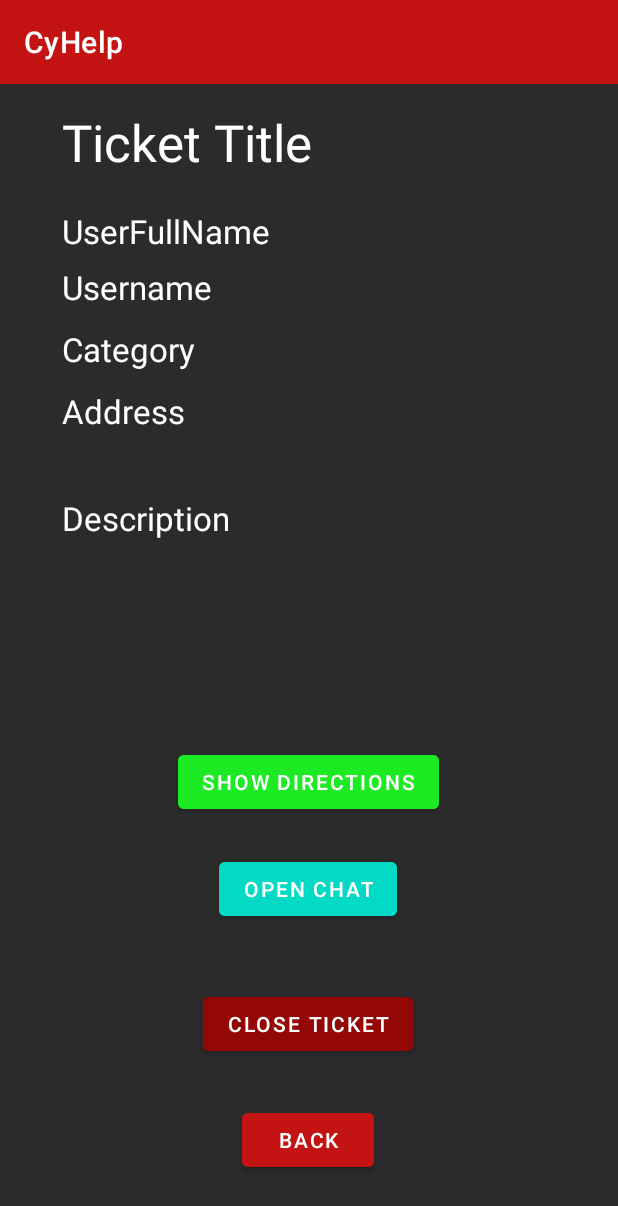
After one commit to RitzBitz2323/COMS309Proj, an Android app: the ViewTechHomeTicket screen opened directly, with no data from a screen before it, on a phone screen of 412 x 824 dp. The commit adds this screen. Shown: the top 1206 px of the screen. Run offline under Robolectric (Android 15) with nearby library versions, the phone set to English and light mode, and no system bars; our stand-ins replace Volley; network calls fail.

Commit message:
Created ViewTechHomeTicket

```diff
--- a/Frontend/app/src/main/AndroidManifest.xml
+++ b/Frontend/app/src/main/AndroidManifest.xml
@@ -22,6 +22,9 @@
         android:supportsRtl="true"
         android:theme="@style/Theme.CyHelp"
         android:usesCleartextTraffic="true">
+        <activity
+            android:name=".ViewTechHomeTicket"
+            android:exported="false" />
         <activity
             android:name=".TechHomeActivity"
             android:exported="false" />
--- /dev/null
+++ b/Frontend/app/src/main/java/com/example/cyhelp/ViewTechHomeTicket.java
@@ -0,0 +1,159 @@
+package com.example.cyhelp;
+
+import androidx.appcompat.app.AppCompatActivity;
+
+import android.content.Intent;
+import android.net.Uri;
+import android.os.Bundle;
+import android.view.View;
+import android.widget.Button;
+import android.widget.TextView;
+import android.widget.Toast;
+
+import com.android.volley.AuthFailureError;
+import com.android.volley.NetworkError;
+import com.android.volley.NoConnectionError;
+import com.android.volley.ParseError;
+import com.android.volley.Request;
+import com.android.volley.RequestQueue;
+import com.android.volley.Response;
+import com.android.volley.ServerError;
+import com.android.volley.TimeoutError;
+import com.android.volley.VolleyError;
+import com.android.volley.toolbox.JsonArrayRequest;
+import com.android.volley.toolbox.Volley;
+
+import org.json.JSONArray;
+import org.json.JSONException;
+import org.json.JSONObject;
+
+public class ViewTechHomeTicket extends AppCompatActivity {
+
+    protected int UserId;
+    protected int TicketPosition;
+    protected String Title;
+    protected String Description;
+    protected String Category;
+    protected String Address;
+    protected String Username;
+    protected String UserFirstName;
+    protected String UserLastName;
+    protected String UserFullName;
+    protected TextView TitleText;
+    protected TextView UserFullNameText;
+    protected TextView UsernameText;
+    protected TextView CategoryText;
+    protected TextView AddressText;
+    protected TextView DescriptionText;
+    protected double latitude;
+    protected double longitude;
+
+    @Override
+    protected void onCreate(Bundle savedInstanceState) {
+        super.onCreate(savedInstanceState);
+        setContentView(R.layout.activity_view_tech_home_ticket);
+
+        Intent intent = getIntent();
+        TicketPosition = intent.getIntExtra("ticketPosition", 1);
+        UserId = intent.getIntExtra("userId", 2);
+
+        TitleText = (TextView) findViewById(R.id.TicketTitle_ViewUserTicketActivity);
+        UserFullNameText = (TextView) findViewById(R.id.UserFullName_ViewUserTicketActivity);
+        UsernameText = (TextView) findViewById(R.id.username_ViewUserTicketActivity);
+        CategoryText = (TextView) findViewById(R.id.Category_ViewUserTicketActivity);
+        AddressText = (TextView) findViewById(R.id.address_ViewUserTicketActivity);
+        DescriptionText = (TextView) findViewById(R.id.description_ViewUserTicketActivity);
+
+
+        String url = "http://coms-309-051.cs.iastate.edu:8080/actors/";
+
+        String postURL = url + UserId + "/tickets";
+
+        RequestQueue requestQueue = Volley.newRequestQueue(this);
+        JsonArrayRequest jsonArrayRequest = new JsonArrayRequest(Request.Method.GET, postURL, null, new Response.Listener<JSONArray>() {
+            @Override
+            public void onResponse(JSONArray response) {
+                System.out.println("In JSON Request");
+                try {
+                    System.out.println("Received Server Response");
+                    System.out.println(response);
+                    JSONObject jsonObject = response.getJSONObject(TicketPosition);
+                    System.out.println(jsonObject.toString());
+
+                    latitude = jsonObject.getDouble("latitude");
+                    longitude = jsonObject.getDouble("longitude");
+
+                    Title = jsonObject.getString("title");
+                    Description = jsonObject.getString("description");
+                    Address = jsonObject.getString("address");
+                    Category = jsonObject.getJSONObject("category").getString("title");
+                    Username = jsonObject.getJSONObject("customer").getString("username");
+                    UserFirstName = jsonObject.getJSONObject("customer").getString("firstName");
+                    UserLastName = jsonObject.getJSONObject("customer").getString("lastName");
+                    UserFullName = UserFirstName + " " + UserLastName;
+
+                    TitleText.setText(Title);
+                    UserFullNameText.setText(UserFullName);
+                    UsernameText.setText(Username);
+                    CategoryText.setText(Category);
+                    AddressText.setText(Address);
+                    DescriptionText.setText(Description);
+
+                } catch (JSONException e) {
+                    e.printStackTrace();
+                }
+            }
+        }, new Response.ErrorListener() {
+            public void onErrorResponse(VolleyError error) {
+                String ErrorMessage = "";
+                if (error instanceof NetworkError) {
+                    ErrorMessage = "Cannot connect to Internet. Check your connection!";
+                } else if (error instanceof ServerError) {
+                    ErrorMessage = "Server not found. Please try again later.";
+                } else if (error instanceof AuthFailureError) {
+                    ErrorMessage = "Cannot connect to Internet. Check your connection!";
+                } else if (error instanceof ParseError) {
+                    ErrorMessage = "Parse Error! Please try again later.";
+                } else if (error instanceof NoConnectionError) {
+                    ErrorMessage = "Cannot connect to Internet. Check your connection!";
+                } else if (error instanceof TimeoutError) {
+                    ErrorMessage = "Connection TimeOut. Check your connection!";
+                }
+                Toast.makeText(getApplicationContext(),ErrorMessage, Toast.LENGTH_SHORT).show();
+            }
+        });
+
+        requestQueue.add(jsonArrayRequest);
+
+        Button backButton = (Button) findViewById(R.id.back_Button_ViewUserTicketActivity);
+        backButton.setOnClickListener(new View.OnClickListener() {
+            @Override
+            public void onClick(View view) {
+                Intent intent = new Intent(ViewTechHomeTicket.this, TechHomeActivity.class);
+                intent.putExtra("id", UserId);
+                startActivity(intent);
+            }
+        });
+    }
+
+    public void showMap(Uri geoLocation) {
+        Intent intent = new Intent(Intent.ACTION_VIEW);
+        intent.setData(geoLocation);
+        if (intent.resolveActivity(getPackageManager()) != null) {
+            startActivity(intent);
+        }
+    }
+
+    public void closeTicket(View view) {
+
+    }
+
+    public void openMap(View view) {
+        Uri ticketLocation = Uri.parse("geo:0,0?q=" + latitude + "," + longitude + " (ticket)");
+        showMap(ticketLocation);
+    }
+
+    public void openChat(View view) {
+
+    }
+}
--- /dev/null
+++ b/Frontend/app/src/main/res/layout/activity_view_tech_home_ticket.xml
@@ -0,0 +1,133 @@
+<?xml version="1.0" encoding="utf-8"?>
+<androidx.constraintlayout.widget.ConstraintLayout xmlns:android="http://schemas.android.com/apk/res/android"
+    xmlns:app="http://schemas.android.com/apk/res-auto"
+    xmlns:tools="http://schemas.android.com/tools"
+    android:layout_width="match_parent"
+    android:layout_height="match_parent"
+    tools:context=".ViewTechHomeTicket"
+    android:background="#2B2B2B">
+
+    <TextView
+        android:id="@+id/description_ViewUserTicketActivity"
+        android:layout_width="316dp"
+        android:layout_height="134dp"
+        android:layout_marginTop="12dp"
+        android:text="Description"
+        android:textAppearance="@style/TextAppearance.AppCompat.Large"
+        android:textColor="#FFFFFF"
+        app:layout_constraintStart_toStartOf="@+id/address_ViewUserTicketActivity"
+        app:layout_constraintTop_toBottomOf="@+id/address_ViewUserTicketActivity" />
+
+    <TextView
+        android:id="@+id/address_ViewUserTicketActivity"
+        android:layout_width="319dp"
+        android:layout_height="59dp"
+        android:layout_marginTop="12dp"
+        android:text="Address"
+        android:textAppearance="@style/TextAppearance.AppCompat.Large"
+        android:textColor="#FFFFFF"
+        app:layout_constraintStart_toStartOf="@+id/Category_ViewUserTicketActivity"
+        app:layout_constraintTop_toBottomOf="@+id/Category_ViewUserTicketActivity" />
+
+    <TextView
+        android:id="@+id/Category_ViewUserTicketActivity"
+        android:layout_width="wrap_content"
+        android:layout_height="wrap_content"
+        android:layout_marginTop="12dp"
+        android:text="Category"
+        android:textAppearance="@style/TextAppearance.AppCompat.Large"
+        android:textColor="#FFFFFF"
+        app:layout_constraintStart_toStartOf="@+id/username_ViewUserTicketActivity"
+        app:layout_constraintTop_toBottomOf="@+id/username_ViewUserTicketActivity" />
+
+    <TextView
+        android:id="@+id/username_ViewUserTicketActivity"
+        android:layout_width="wrap_content"
+        android:layout_height="wrap_content"
+        android:layout_marginTop="8dp"
+        android:text="Username"
+        android:textAppearance="@style/TextAppearance.AppCompat.Large"
+        android:textColor="#FFFFFF"
+        app:layout_constraintStart_toStartOf="@+id/UserFullName_ViewUserTicketActivity"
+        app:layout_constraintTop_toBottomOf="@+id/UserFullName_ViewUserTicketActivity" />
+
+    <TextView
+        android:id="@+id/UserFullName_ViewUserTicketActivity"
+        android:layout_width="wrap_content"
+        android:layout_height="wrap_content"
+        android:layout_marginTop="16dp"
+        android:text="UserFullName"
+        android:textAppearance="@style/TextAppearance.AppCompat.Large"
+        android:textColor="#FFFFFF"
+        app:layout_constraintStart_toStartOf="@+id/TicketTitle_ViewUserTicketActivity"
+        app:layout_constraintTop_toBottomOf="@+id/TicketTitle_ViewUserTicketActivity" />
+
+    <TextView
+        android:id="@+id/TicketTitle_ViewUserTicketActivity"
+        android:layout_width="329dp"
+        android:layout_height="51dp"
+        android:layout_marginTop="16dp"
+        android:text="Ticket Title"
+        android:textAppearance="@style/TextAppearance.AppCompat.Display1"
+        android:textColor="#FFFFFF"
+        app:layout_constraintEnd_toEndOf="parent"
+        app:layout_constraintStart_toStartOf="parent"
+        app:layout_constraintTop_toTopOf="parent" />
+
+    <Button
+        android:id="@+id/back_Button_ViewUserTicketActivity"
+        android:layout_width="wrap_content"
+        android:layout_height="wrap_content"
+        android:layout_marginBottom="40dp"
+        android:backgroundTint="@color/red_main"
+        android:text="Back"
+        app:layout_constraintBottom_toBottomOf="parent"
+        app:layout_constraintEnd_toEndOf="parent"
+        app:layout_constraintHorizontal_bias="0.498"
+        app:layout_constraintStart_toStartOf="parent"
+        app:layout_constraintTop_toBottomOf="@+id/description_ViewUserTicketActivity"
+        app:layout_constraintVertical_bias="1.0" />
+
+    <Button
+        android:id="@+id/button5"
+        android:layout_width="wrap_content"
+        android:layout_height="wrap_content"
+        android:backgroundTint="@color/red_highlight"
+        android:text="Close Ticket"
+        app:layout_constraintBottom_toTopOf="@+id/back_Button_ViewUserTicketActivity"
+        app:layout_constraintEnd_toEndOf="parent"
+        app:layout_constraintHorizontal_bias="0.498"
+        app:layout_constraintStart_toStartOf="parent"
+        app:layout_constraintTop_toBottomOf="@+id/description_ViewUserTicketActivity"
+        app:layout_constraintVertical_bias="0.87"
+        android:onClick="closeTicket"/>
+
+    <Button
+        android:id="@+id/button6"
+        android:layout_width="wrap_content"
+        android:layout_height="wrap_content"
+        android:backgroundTint="@color/teal_200"
+        android:text="Open Chat"
+        app:layout_constraintBottom_toTopOf="@+id/button5"
+        app:layout_constraintEnd_toEndOf="parent"
+        app:layout_constraintHorizontal_bias="0.498"
+        app:layout_constraintStart_toStartOf="parent"
+        app:layout_constraintTop_toBottomOf="@+id/description_ViewUserTicketActivity"
+        app:layout_constraintVertical_bias="0.711"
+        android:onClick="openChat"/>
+
+    <Button
+        android:id="@+id/button7"
+        android:layout_width="wrap_content"
+        android:layout_height="wrap_content"
+        android:backgroundTint="@color/green"
+        android:onClick="openMap"
+        android:text="Show Directions"
+        app:layout_constraintBottom_toTopOf="@+id/button6"
+        app:layout_constraintEnd_toEndOf="parent"
+        app:layout_constraintHorizontal_bias="0.498"
+        app:layout_constraintStart_toStartOf="parent"
+        app:layout_constraintTop_toBottomOf="@+id/description_ViewUserTicketActivity"
+        app:layout_constraintVertical_bias="0.58" />
+
+</androidx.constraintlayout.widget.ConstraintLayout>
--- a/Frontend/app/src/main/res/values/colors.xml
+++ b/Frontend/app/src/main/res/values/colors.xml
@@ -10,4 +10,5 @@
     <color name="red_main">#FFC31313</color>
     <color name="gray_background">#2B2B2B</color>
     <color name="red_highlight">#930807</color>
+    <color name="green">#1ceb23</color>
 </resources>
```
Also changed, not shown: Frontend/app/src/main/java/com/example/cyhelp/TechHomeActivity.java (+8 -6 lines), Frontend/app/src/main/java/com/example/cyhelp/ViewTechTicketActivity.java (+3 -5 lines), Frontend/app/src/main/res/layout/activity_tech_home.xml (+10 -0 lines).
